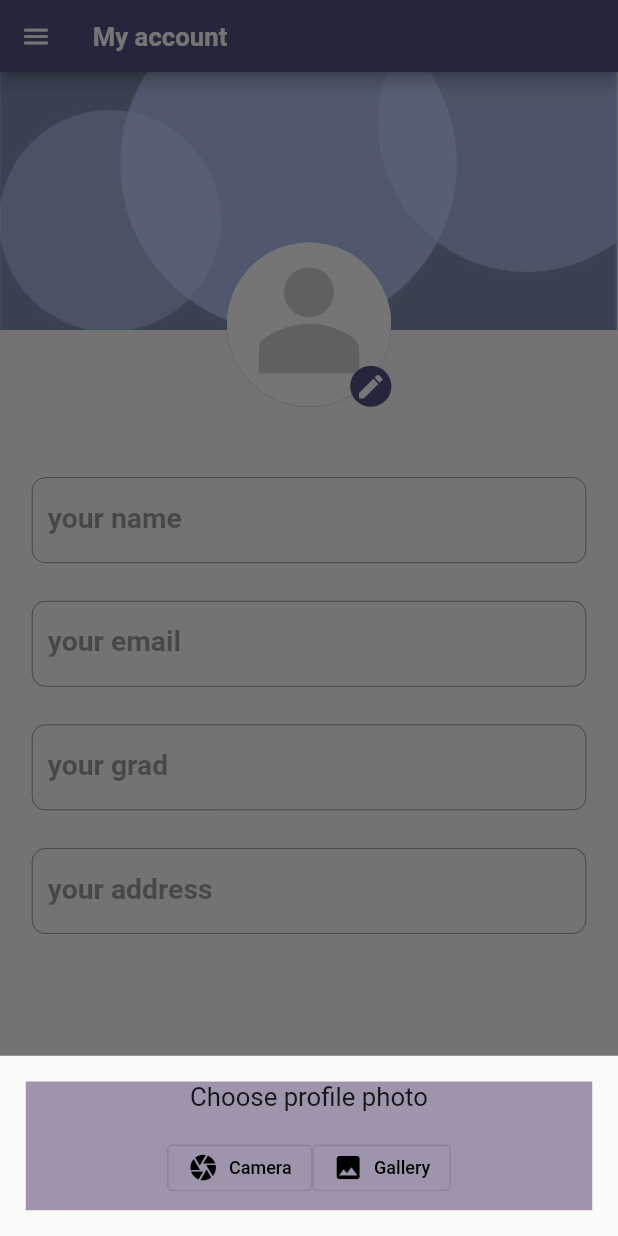
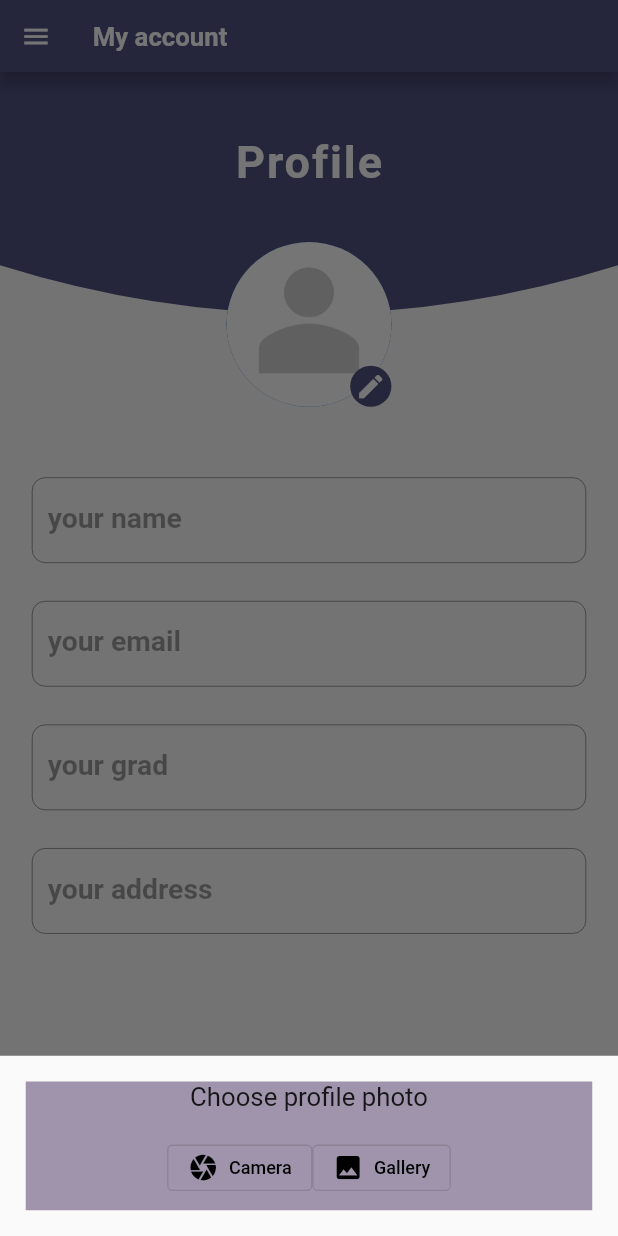
Before and after one commit to mo87654/User_App, a Flutter app: the UserLayout screen opened directly, after a tap on the "edit" icon, on a phone screen of 412 x 824 dp. Run offline on Flutter 3.47's test engine with Material 2 defaults, Android fonts, the light colour scheme and no system bars; our stand-ins replace cloud_firestore, country_picker, firebase_auth, firebase_core, flutter_local_notifications, flutter_spinkit and 3 more; accounts and stored records are empty.

Commit message:
my acc / manar

```diff
--- a/lib/modules/my_account screen/My_account.dart
+++ b/lib/modules/my_account screen/My_account.dart
@@ -54,13 +54,15 @@ class _MyAccountState extends State<MyAccount> {
       getuserinfo();
     });
   }
+
+
   @override
   Widget build(BuildContext context) {
     return Column(
       crossAxisAlignment: CrossAxisAlignment.start,
         children: [
           Column(
-            crossAxisAlignment: CrossAxisAlignment.start,
+            crossAxisAlignment: CrossAxisAlignment.center,
 
             children: [
               Container(
@@ -73,13 +75,32 @@ class _MyAccountState extends State<MyAccount> {
                   children:<Widget> [
                     Align(
 
+
                       alignment: AlignmentDirectional.topStart,
-                      child: Container(
-                        child: Image.asset('assets/images/background2.jpg',
-                        fit: BoxFit.cover ,),
-                        width: double.infinity,
-                        height: 200,
+                      child: CustomPaint(
+                        painter: HeaderCurvedContainer(),
+                        child: Container(
+                          width: MediaQuery.of(context).size.width,
+                          height: MediaQuery.of(context).size.height,
+
+                          child: Align(
+                            alignment: AlignmentDirectional.topCenter,
+                            child: Padding(
+                              padding: EdgeInsets.all(50),
+                              child: Text(
+                                "Profile",
+                                style: TextStyle(
+                                  fontSize: 35,
+                                  letterSpacing: 1.5,
+                                  color: Colors.white,
+                                  fontWeight: FontWeight.w600,
+                                ),
+                              ),
+                            ),
+                          ),
+                        ),
                       ),
+
                     ),
 
                     Stack(
@@ -91,6 +112,7 @@ class _MyAccountState extends State<MyAccount> {
                         backgroundImage: _imageFile == null ?
                          AssetImage("assets/images/User3.jpg")
                             : FileImage(File(_imageFile!.path)) as ImageProvider),
+
 
                     CircleAvatar(
                       backgroundColor:  const Color(0xff515281),
@@ -375,3 +397,19 @@ class _MyAccountState extends State<MyAccount> {
     }
   }
 }
+
+class HeaderCurvedContainer extends CustomPainter {
+  @override
+  void paint(Canvas canvas, Size size) {
+    Paint paint = Paint()..color = Color(0xff515281);
+    Path path = Path()
+      ..relativeLineTo(0, 150)
+      ..quadraticBezierTo(size.width / 2, 225, size.width, 150)
+      ..relativeLineTo(0, -150)
+      ..close();
+    canvas.drawPath(path, paint);
+  }
+
+  @override
+  bool shouldRepaint(CustomPainter oldDelegate) => false;
+}
```
